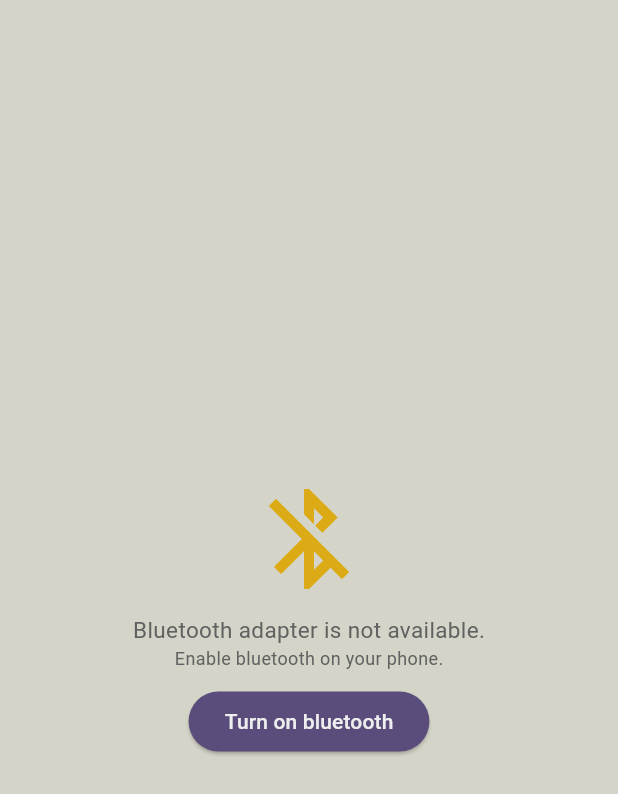
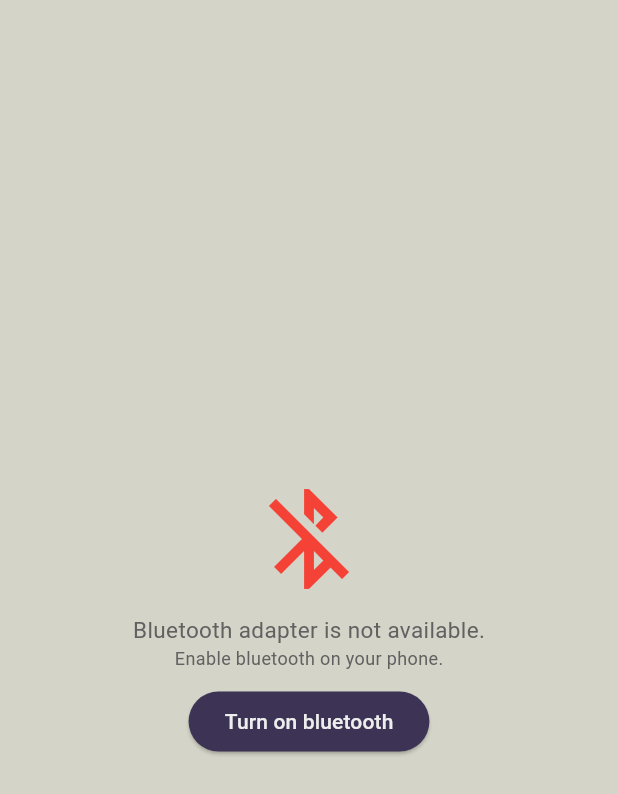
Before and after one commit to joaoantoniof/bluetooth_esp32_controller, a Flutter app: the BluetoothOffScreen screen opened directly, on a phone screen of 412 x 824 dp. Shown: the top 794 px of the screen. Run offline on Flutter 3.47's test engine with Material 3 defaults, Android fonts, the phone set to English and light mode, and no system bars; our stand-ins replace flutter_blue_plus.

Commit message:
APP Updates

```diff
--- a/lib/screens/bluetooth_off_screen.dart
+++ b/lib/screens/bluetooth_off_screen.dart
@@ -28,7 +28,7 @@ class BluetoothOffScreen extends StatelessWidget {
     return const Icon(
       Icons.bluetooth_disabled,
       size: 80,
-      color: Color.fromARGB(255, 220, 170, 20));
+      color: Colors.red);
   }
 
   Widget buildTurnOnButton(BuildContext context) {
--- a/lib/screens/scan_screen.dart
+++ b/lib/screens/scan_screen.dart
@@ -133,7 +133,7 @@ class _ScanScreenState extends State<ScanScreen> {
 
           appBar: AppBar(
             leading:Icon(Icons.bluetooth,size: 25, color: Theme.of(context).colorScheme.primary),
-            title: Text("Bluetooth devices", style: TextStyle(color: Theme.of(context).colorScheme.primary, fontWeight: FontWeight.normal, fontSize: 20)),backgroundColor: Theme.of(context).colorScheme.secondaryContainer,actions: [buildLoadingBanner(), const SizedBox(width: 15)],),
+            title: Text("My devices", style: TextStyle(color: Theme.of(context).colorScheme.primary, fontWeight: FontWeight.normal, fontSize: 20)),backgroundColor: Theme.of(context).colorScheme.secondaryContainer,actions: [buildLoadingBanner(), const SizedBox(width: 15)],),
 
           body:
             RefreshIndicator(
--- a/lib/theme/light_mode.dart
+++ b/lib/theme/light_mode.dart
@@ -7,8 +7,8 @@ colorScheme: ColorScheme.light(
   surface: const Color.fromARGB(255, 212, 212, 200),
   primary: Colors.grey.shade200,
   secondary: const Color.fromARGB(255, 49, 39, 71),
-  primaryContainer:Color.fromARGB(255, 74, 67, 94),
-  secondaryContainer:const Color.fromARGB(255, 90, 77, 124),
+  primaryContainer:Color.fromARGB(255, 46, 38, 65),
+    secondaryContainer:Color.fromARGB(255, 61, 52, 85),
   inversePrimary: Colors.grey.shade800
   ),
     textTheme: ThemeData.light().textTheme.apply(
```
Also changed, not shown: lib/screens/device_screen.dart (+13 -12 lines), 1 other file.
